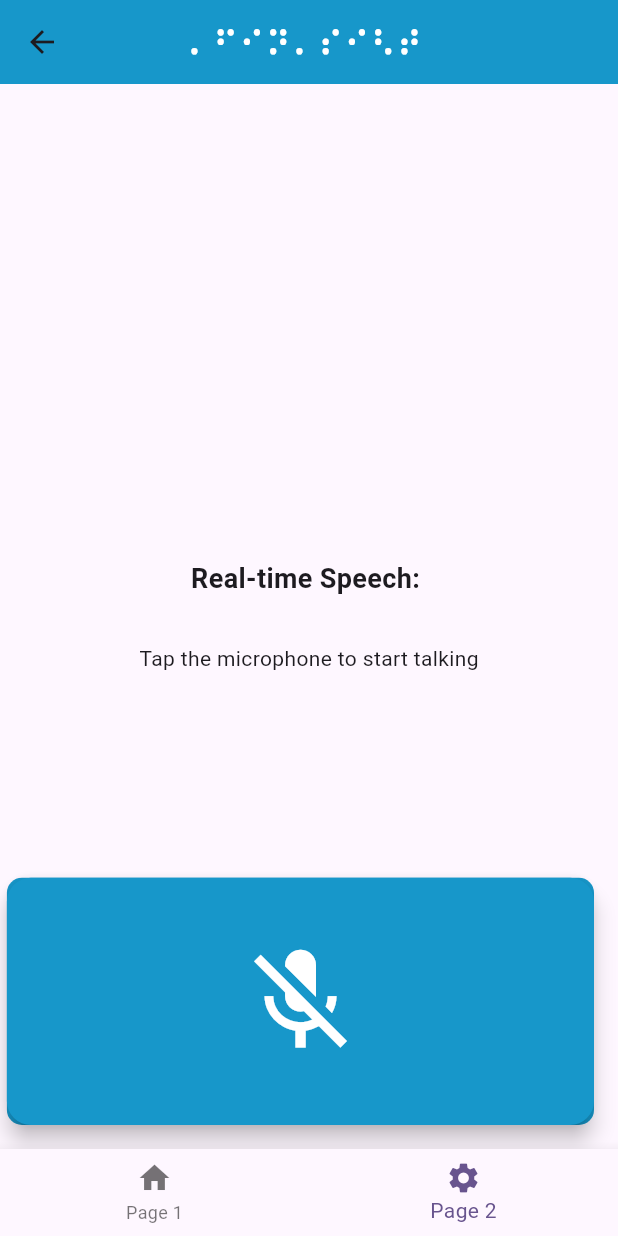
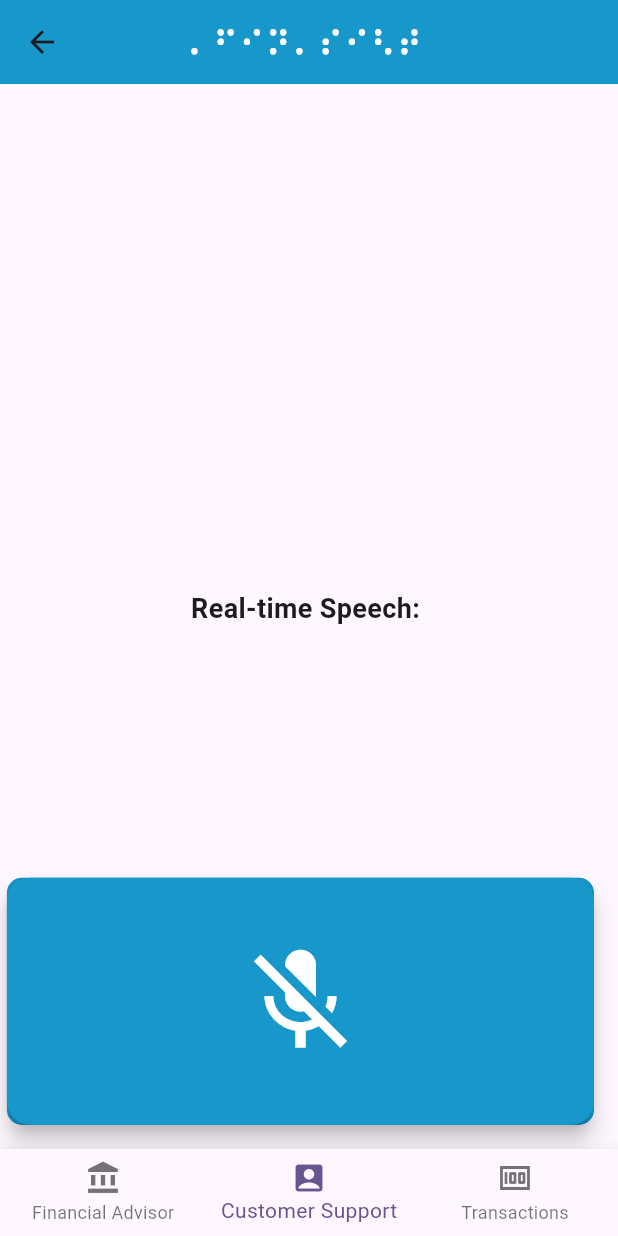
Before and after one commit to hahaanisha/FinSight, a Flutter app: the BottomNavBarPage screen opened directly, item 2 of the bottom bar chosen, after a tap on the "mic off" icon, on a phone screen of 412 x 824 dp. Run offline on Flutter 3.47's test engine with Material 3 defaults, Android fonts, the light colour scheme and no system bars; our stand-ins replace contacts_service, flutter_markdown, flutter_tts, google_generative_ai, local_auth, permission_handler and 1 more; missing offline and left inert: easy_upi_payment.

Commit message:
CustomerSupport added

```diff
--- a/lib/Pages/BottomNavBar.dart
+++ b/lib/Pages/BottomNavBar.dart
@@ -4,6 +4,7 @@ import 'package:flutter_tts/flutter_tts.dart';
 import 'package:testvjti/Pages/transactionPage.dart';
 
 import 'Colors.dart';
+import 'CustomerSupport.dart';
 import 'home_page.dart';
 
 class BottomNavBarPage extends StatefulWidget {
@@ -58,7 +59,9 @@ appBar: AppBar(
         onPageChanged: _onPageChanged,
         children: [
           HomePage(),
+          CustomerSupport(),
           TransactionPage(),
+
         ],
       ),
       bottomNavigationBar: BottomNavigationBar(
@@ -66,12 +69,16 @@ appBar: AppBar(
         onTap: _onItemTapped,
         items: [
           BottomNavigationBarItem(
-            icon: Icon(Icons.home),
-            label: "Page 1",
+            icon: Icon(Icons.account_balance),
+            label: "Financial Advisor",
           ),
           BottomNavigationBarItem(
-            icon: Icon(Icons.settings),
-            label: "Page 2",
+            icon: Icon(Icons.account_box_rounded),
+            label: "Customer Support",
+          ),
+          BottomNavigationBarItem(
+            icon: Icon(Icons.money),
+            label: "Transactions",
           ),
         ],
       ),
--- /dev/null
+++ b/lib/Pages/CustomerSupport.dart
@@ -0,0 +1,143 @@
+import 'package:flutter/material.dart';
+import 'package:flutter_tts/flutter_tts.dart';
+import 'package:google_generative_ai/google_generative_ai.dart';
+import 'package:speech_to_text/speech_to_text.dart';
+import 'package:contacts_service/contacts_service.dart';
+import 'package:permission_handler/permission_handler.dart'; // For runtime permissions
+import 'package:easy_upi_payment/easy_upi_payment.dart';
+import 'package:testvjti/Pages/BottomNavBar.dart';
+import 'Colors.dart'; // For UPI payment
+import 'package:testvjti/Pages/BottomNavBar.dart'; // For UPI payment
+
+class CustomerSupport extends StatefulWidget {
+  const CustomerSupport({super.key});
+
+  @override
+  State<CustomerSupport> createState() => _CustomerSupportState();
+}
+
+class _CustomerSupportState extends State<CustomerSupport> {
+  final SpeechToText _speechToText = SpeechToText();
+  final FlutterTts _flutterTts = FlutterTts();
+  bool _speechEnabled = false;
+  String _wordsSpoken = "";
+  String _Modelresponse = "";
+  final apikey = 'AIzaSyA7LxDBz3bEPP1JkFjfbzdry5UIpu81H-A';
+
+  List<Map<String, String>> _filteredContacts = [];
+  Future<void> _speakHello() async {
+    await _flutterTts.speak('Hello Welcome to Finsight Customer Support, Swipe Right to access Financial Advisor and left to perform Transactions.');
+  }
+  @override
+  void initState() {
+    super.initState();
+    initSpeech();
+    _speakHello();
+  }
+
+  void initSpeech() async {
+    _speechEnabled = await _speechToText.initialize();
+    setState(() {});
+  }
+
+  void _startListening() async {
+    await _speechToText.listen(onResult: _onSpeechResult);
+    setState(() {});
+  }
+
+  void _stopListening() async {
+    await _speechToText.stop();
+  }
+
+  void _onSpeechResult(result) {
+    setState(() {
+      _wordsSpoken = result.recognizedWords;
+      handleTransactionFlow();
+    });
+  }
+
+  Future<void> handleTransactionFlow() async {
+    if (_wordsSpoken.toLowerCase().contains('what is finsight')) {
+      _flutterTts.speak('FINSIGHT is a platform for blind peoples to perform 24 7 transactions, get Financial Advise and customer support');
+    } else if (_wordsSpoken.toLowerCase().contains('check my account balance')){
+      _flutterTts.speak('You can check your account balance by just swiping right and saying check my bank balance.');
+    }else if (_wordsSpoken.toLowerCase().contains('can i pay my bills through this platform')){
+      _flutterTts.speak('Yes, you can! Go to the "Bill Payment" section, select the biller, enter the required details, and proceed with the payment.');
+    }else if (_wordsSpoken.toLowerCase().contains('are there voice commands available in this app')){
+      _flutterTts.speak('Yes, you can navigate and perform actions using voice commands.');
+    }else if (_wordsSpoken.toLowerCase().contains('transaction is declined')){
+      _flutterTts.speak('Ensure you have sufficient balance and your card is active. If the problem persists, contact customer support mobile number for assistance.');
+    }else {
+      talkWithGemini();
+    }
+
+  }
+
+
+  Future<void> talkWithGemini() async {
+    final model = GenerativeModel(model: 'gemini-pro', apiKey: apikey);
+
+    final msg = _wordsSpoken +'keep 30 words short response as you are a customer support';
+    //     '''
+    // You are a friendly financial advisor named Sam, specialized in helping visually impaired users manage their finances. Based on their questions ask followup questions one by one to understand their financial needs better and based on the user's responses, provide concise and personalized financial advice in 50 words without any symbol. Ensure that you dont your tone is supportive and encouraging, and your suggestions are easy to understand. Make sure to confirm the user's answers before proceeding to the next steps.
+    // ''';
+
+
+    final content = Content.text(msg);
+
+    final response = await model.generateContent([content]);
+
+    setState(() {
+      _Modelresponse = response.text!;
+    });
+
+    _flutterTts.speak(_Modelresponse);
+    print('response : ${_Modelresponse}');
+
+  }
+  @override
+  Widget build(BuildContext context) {
+    return Scaffold(
+
+      body: Center(
+        child: Column(
+          mainAxisAlignment: MainAxisAlignment.center,
+          children: [
+            InkWell(
+              onTap: () {
+                handleTransactionFlow();
+              },
+              child: Text(
+                "Real-time Speech: $_wordsSpoken",
+                style: const TextStyle(fontSize: 18, fontWeight: FontWeight.bold),
+              ),
+            ),
+            const SizedBox(height: 10),
+          ],
+        ),
+      ),
+      floatingActionButton: InkWell(
+        onTap: (){
+
+        },
+        child: Container(
+
+          width: MediaQuery.of(context).size.width*0.95,
+          height: MediaQuery.of(context).size.height*0.2,
+
+          decoration: BoxDecoration(
+            color:appBlue,
+            borderRadius: BorderRadius.circular(10.0),
+          ),
+          child: FloatingActionButton(
+            backgroundColor: appBlue,
+            onPressed: _speechToText.isListening ? _stopListening : _startListening,
+            child: Icon(
+              _speechToText.isListening ? Icons.mic : Icons.mic_off,color: Colors.white,size: MediaQuery.of(context).size.height*0.1,
+            ),
+          ),
+        ),
+      ),
+    );
+  }
+}
--- a/lib/Pages/home_page.dart
+++ b/lib/Pages/home_page.dart
@@ -44,10 +44,11 @@ class _HomePageState extends State<HomePage> {
 
     _flutterTts.speak(_Modelresponse);
     print('response : ${_Modelresponse}');
+
   }
 
   Future<void> _speakHello() async {
-    await _flutterTts.speak('Hello Welcome to 24/7 Customer Support. How may I help You.');
+    await _flutterTts.speak('Hello Welcome to your 24/7 Financial Advisor, Swipe left to access Customer Service .How may I help You.');
   }
 
   @override
```
Also changed, not shown: lib/Pages/transactionPage.dart (+12 -3 lines), pubspec.lock, 1 other file.
